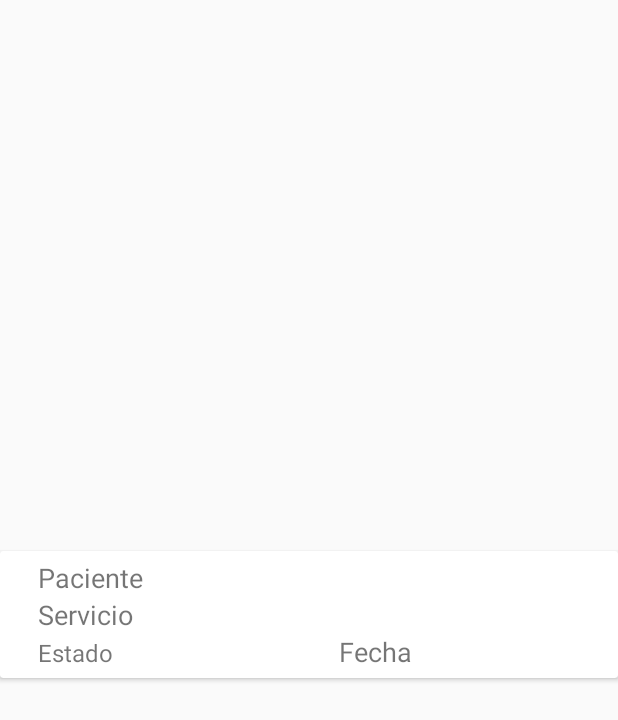
After one commit to gama12345/PlusLab, an Android app: the layout contenedor_datos_cita.xml on its own in the app's theme, with its tools: preview values and no code run, on a phone screen of 412 x 824 dp. The commit adds this screen. Shown: the top 720 px of the screen. Run offline under Robolectric (Android 15) with nearby library versions, the phone set to English and light mode, and no system bars.

Commit message:
Enlista citas por paciente

```diff
--- a/app/src/main/AndroidManifest.xml
+++ b/app/src/main/AndroidManifest.xml
@@ -9,7 +9,8 @@
         android:roundIcon="@mipmap/ic_launcher_round"
         android:supportsRtl="true"
         android:theme="@style/AppTheme">
-        <activity android:name=".CitasRegistrarActivity"></activity>
+        <activity android:name=".CitasEditarActivity"></activity>
+        <activity android:name=".CitasRegistrarActivity" />
         <activity android:name=".CitasPacienteActivity" />
         <activity android:name=".ServiciosDetallesActivity" />
         <activity android:name=".ServiciosPacienteActivity" />
--- a/app/src/main/res/layout/citas_paciente_activity.xml
+++ b/app/src/main/res/layout/citas_paciente_activity.xml
@@ -23,7 +23,7 @@
         app:srcCompat="@android:drawable/ic_menu_add" />
 
     <androidx.swiperefreshlayout.widget.SwipeRefreshLayout
-        android:id="@+id/swipeRefreshLayout"
+        android:id="@+id/swipeRefreshLayoutCitas"
         android:layout_width="match_parent"
         android:layout_height="wrap_content"
         app:layout_constraintTop_toBottomOf="@+id/custom_toolbar">
--- /dev/null
+++ b/app/src/main/res/layout/contenedor_datos_cita.xml
@@ -0,0 +1,63 @@
+<?xml version="1.0" encoding="utf-8"?>
+<androidx.cardview.widget.CardView
+    xmlns:android="http://schemas.android.com/apk/res/android"
+    android:id="@+id/cardView_cita"
+    android:layout_width="match_parent"
+    android:layout_height="wrap_content"
+    xmlns:app="http://schemas.android.com/apk/res-auto"
+    android:layout_marginBottom="2dp"
+    android:layout_gravity="center"
+    app:cardCornerRadius="2dp">
+
+    <LinearLayout
+        android:layout_width="match_parent"
+        android:layout_height="wrap_content"
+        android:orientation="vertical"
+        android:padding="5dp">
+
+        <TextView
+            android:id="@+id/datoPacienteCita"
+            android:layout_width="match_parent"
+            android:layout_height="wrap_content"
+            android:layout_marginLeft="20dp"
+            android:layout_marginRight="20dp"
+            android:text="Paciente"
+            android:textSize="18sp" />
+
+        <TextView
+            android:id="@+id/datoServicioCita"
+            android:layout_width="match_parent"
+            android:layout_height="wrap_content"
+            android:layout_marginLeft="20dp"
+            android:layout_marginRight="20dp"
+            android:text="Servicio"
+            android:textSize="18sp" />
+
+        <LinearLayout
+            android:layout_width="match_parent"
+            android:layout_height="match_parent"
+            android:orientation="horizontal">
+
+            <TextView
+                android:id="@+id/datoEstadoCita"
+                android:layout_width="match_parent"
+                android:layout_height="wrap_content"
+                android:layout_marginLeft="20dp"
+                android:layout_marginRight="20dp"
+                android:layout_weight="1"
+                android:text="Estado"
+                android:textSize="16sp" />
+
+            <TextView
+                android:id="@+id/datoFechaCita"
+                android:layout_width="match_parent"
+                android:layout_height="wrap_content"
+                android:layout_marginLeft="20dp"
+                android:layout_marginRight="20dp"
+                android:layout_weight="1"
+                android:text="Fecha"
+                android:textSize="18sp" />
+        </LinearLayout>
+    </LinearLayout>
+
+</androidx.cardview.widget.CardView>
```
Also changed, not shown: app/src/main/java/com/example/pluslab/Cita.java (added, +74 -0 lines), app/src/main/java/com/example/pluslab/CitasAdaptador.java (added, +92 -0 lines), app/src/main/java/com/example/pluslab/CitasEditarActivity.java (added, +14 -0 lines), app/src/main/java/com/example/pluslab/CitasPacienteActivity.java (+53 -0 lines), app/src/main/res/layout/citas_editar_activity.xml (added, +9 -0 lines).
